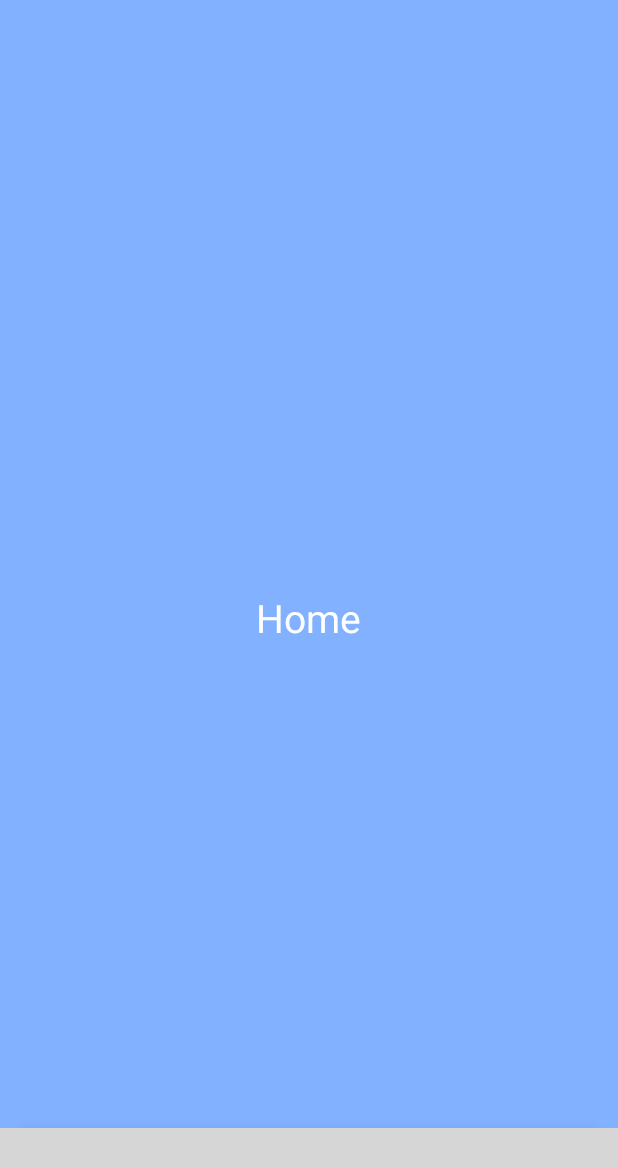
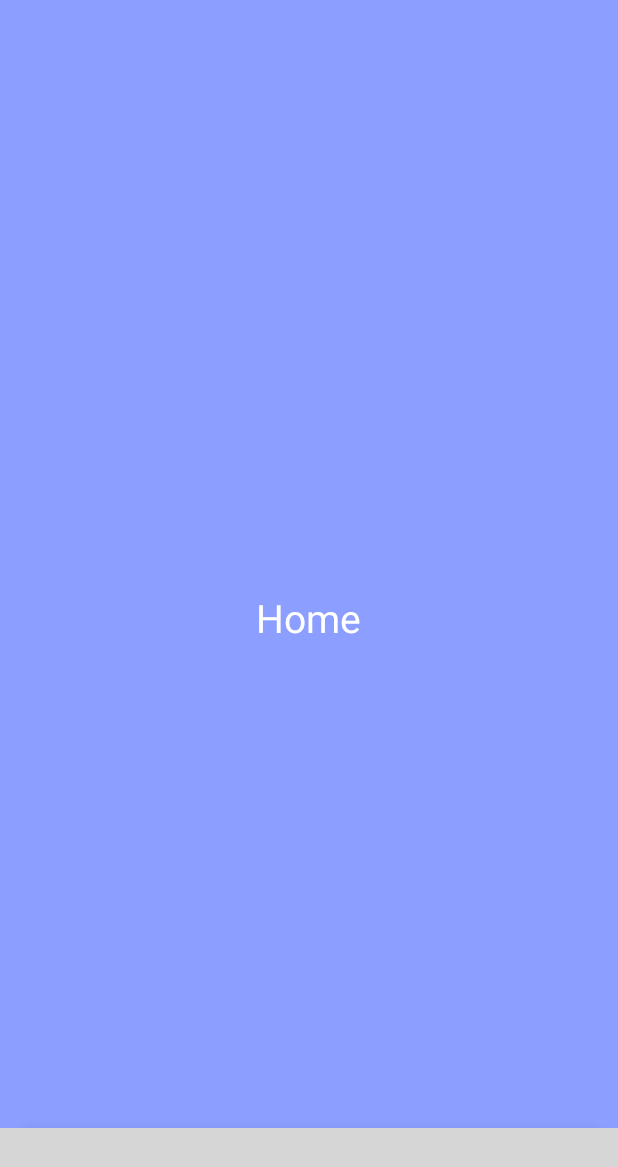
Before and after one commit to imkhalidhasan/final.malariadetection, an Android app: the HubPage screen opened directly, with no data from a screen before it, on a phone screen of 412 x 824 dp. Shown: the top 1167 px of the screen. Run offline under Robolectric (Android 15) with nearby library versions, the phone set to English and light mode, and no system bars; libraries missing offline, so code that uses them is left out: com.ismaeldivita.chipnavigation; plain views replace ChipNavigationBar; Roboto replaces fonts that are not available here; 3 statements that could not run were skipped; grey boxes are pictures that could not be loaded.

Commit message:
completation of bottomnavBar

```diff
--- a/app/src/main/java/com/malariadetection/HubPage.java
+++ b/app/src/main/java/com/malariadetection/HubPage.java
@@ -40,11 +40,15 @@ public class HubPage extends AppCompatActivity {
                     case R.id.home:
                         fragment = new HomeFragment();
                         break;
-                    case R.id.dashboard:
+
+                  case R.id.dashboard:
+                            fragment = new TestFragment();
+                        break;
+                    /*case R.id.dashboard:
                         startActivity(new Intent(getApplicationContext()
                         ,MainActivity.class));
                         overridePendingTransition(0, 0);
-                       break;
+                       break;*/
 
                     case R.id.report:
                         fragment = new ReportFragment();
--- a/app/src/main/res/layout/activity_hub_page.xml
+++ b/app/src/main/res/layout/activity_hub_page.xml
@@ -9,8 +9,7 @@
     <FrameLayout
         android:id="@+id/fragment_container"
         android:layout_width="match_parent"
-        android:layout_height="match_parent"
-        />
+        android:layout_height="match_parent" />
 
     <com.ismaeldivita.chipnavigation.ChipNavigationBar
 
--- a/app/src/main/res/layout/activity_main.xml
+++ b/app/src/main/res/layout/activity_main.xml
@@ -11,7 +11,7 @@
         android:id="@+id/button"
         android:layout_width="wrap_content"
         android:layout_height="wrap_content"
-        android:backgroundTint="#E68787"
+        android:backgroundTint="#E60707"
         android:onClick="logout"
         android:text="@string/logout"
         app:layout_constraintBottom_toBottomOf="parent"
@@ -27,7 +27,7 @@
         android:layout_centerHorizontal="true"
         android:layout_margin="50dp"
         android:layout_marginBottom="72dp"
-        android:background="#fff"
+        android:background="#84FFFF"
         android:text="@string/classify"
         android:textColor="#000"
         app:layout_constraintBottom_toTopOf="@+id/button"
--- a/app/src/main/res/layout/fragment_home.xml
+++ b/app/src/main/res/layout/fragment_home.xml
@@ -3,7 +3,7 @@
     xmlns:tools="http://schemas.android.com/tools"
     android:layout_width="match_parent"
     android:layout_height="match_parent"
-    android:background="#82B1FF"
+    android:background="#8C9EFF"
     tools:context=".HomeFragment">
 
     <!-- TODO: Update blank fragment layout -->
--- a/app/src/main/res/values/strings.xml
+++ b/app/src/main/res/values/strings.xml
@@ -9,4 +9,6 @@
     <string name="logout">Logout</string>
     <string name="classify">Classify</string>
     <string name="todo">TODO</string>
+    <string name="test">test</string>
+    <string name="malaria_detection">Malaria Detection</string>
 </resources>
```
Also changed, not shown: app/src/main/java/com/malariadetection/TestFragment.java (+46 -3 lines), app/src/main/res/layout/fragment_test.xml (+12 -3 lines).
